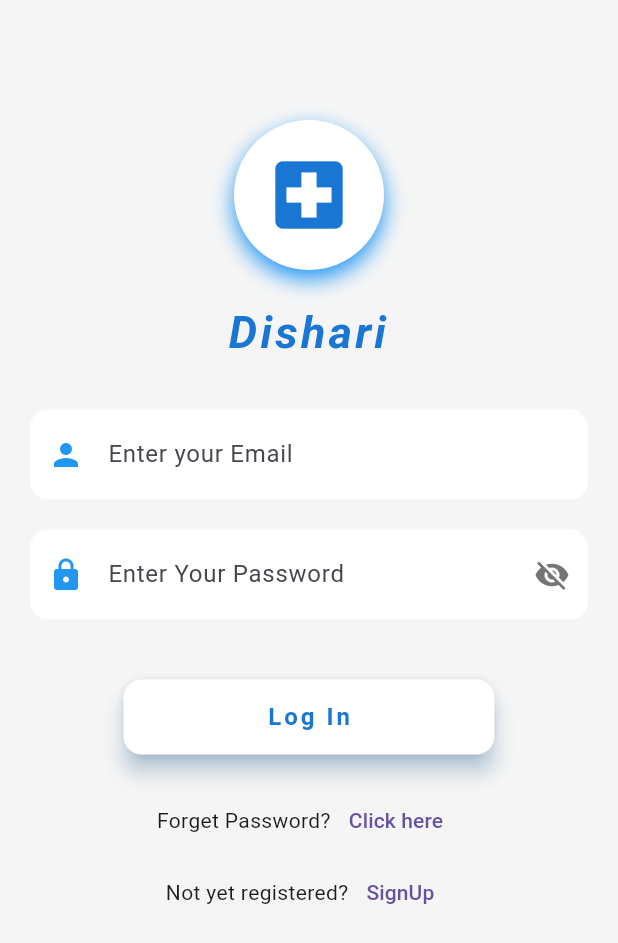
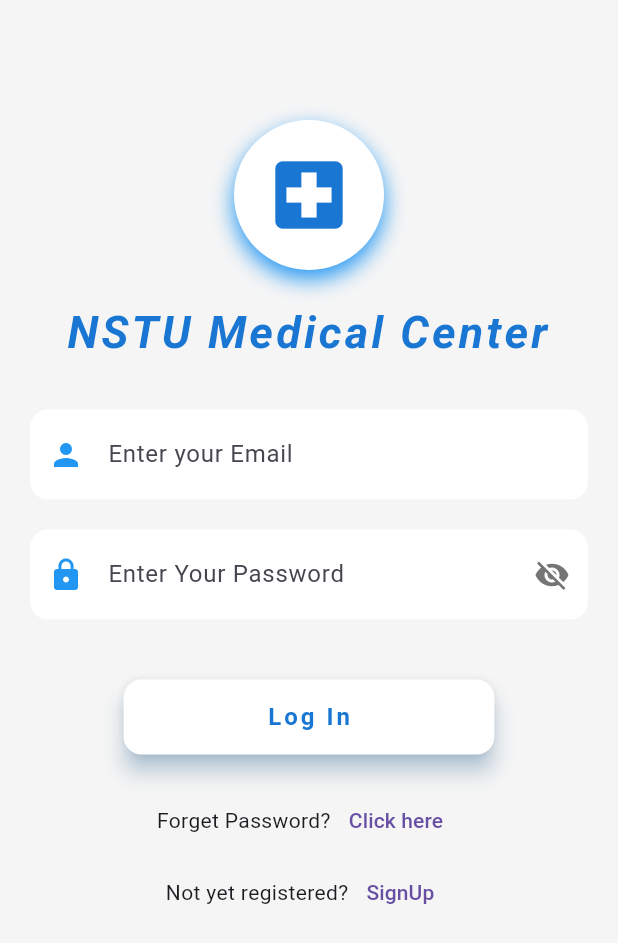
Before and after one commit to 17-sabbir/NSTU-Full, a Flutter app: the screen it shows after launch, on a phone screen of 412 x 824 dp. Shown: the top 943 px of the screen. Run offline on Flutter 3.47's test engine with Material 3 defaults, Android fonts, the phone set to English and light mode, and no system bars; our stand-ins replace dio, file_picker, fl_chart, image_picker, pdf, printing and 2 more; missing offline and left inert: bangla_pdf_fixer, flutter_pdfview, media_store_plus, serverpod_client, universal_html; Roboto replaces fonts that are missing (Poppins, Raleway); statements that could not run were skipped.

Commit message:
Update universal_login.dart

```diff
--- a/lib/src/universal_login.dart
+++ b/lib/src/universal_login.dart
@@ -511,7 +511,7 @@ class _HomePageState extends State<HomePage> {
                 const SizedBox(height: 20),
                 // Title
                 Text(
-                  'Dishari', //e-Campus care //
+                  'NSTU Medical Center', //e-Campus care //
                   textAlign: TextAlign.center,
                   style: TextStyle(
                     fontFamily: 'Poppins',
```
